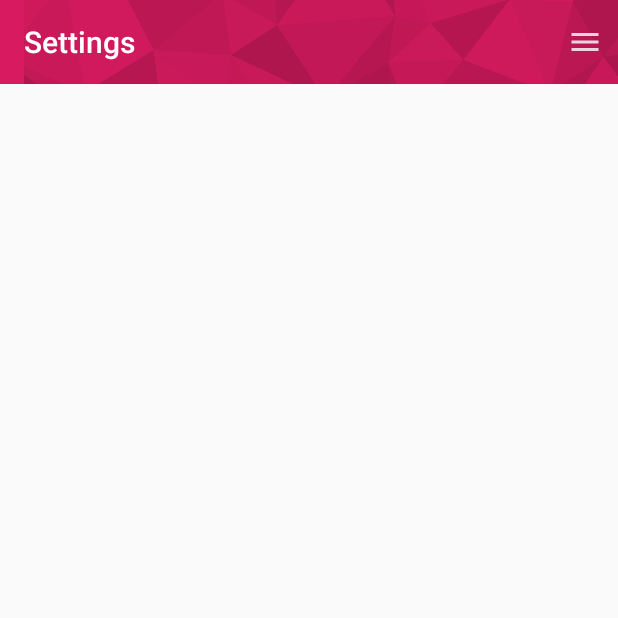
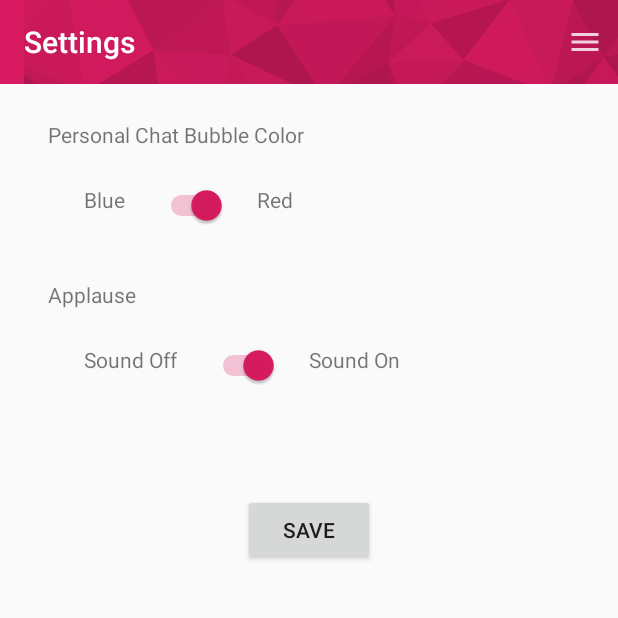
Before and after one commit to kyeoul/Dyscours, an Android app: the SettingsActivity screen opened directly, with no data from a screen before it, on a phone screen of 412 x 824 dp, the top half of it. Run offline under Robolectric (Android 15) with nearby library versions, the phone set to English and light mode, and no system bars; our stand-ins replace Firebase (no records; nobody signed in at launch, a user with empty details on screens opened directly).

Commit message:
Implemented settings, it is functional with two options now.

```diff
--- /dev/null
+++ b/app/src/main/java/com/example/dyscours/Settings.java
@@ -0,0 +1,34 @@
+package com.example.dyscours;
+
+public class Settings {
+    private boolean isColorRed;
+    private boolean isApplauseOn;
+
+    public static final int SOUND_CLAP = 1;
+
+    public Settings(boolean isColorRed, boolean isApplauseOn){
+        this.isColorRed = isColorRed;
+        this.isApplauseOn = isApplauseOn;
+    }
+
+    public Settings(){
+        isColorRed = true;
+        isApplauseOn = true;
+    }
+
+    public boolean isColorRed() {
+        return isColorRed;
+    }
+
+    public void setColorRed(boolean colorRed) {
+        isColorRed = colorRed;
+    }
+
+    public boolean isApplauseOn() {
+        return isApplauseOn;
+    }
+
+    public void setApplauseOn(boolean applauseOn) {
+        isApplauseOn = applauseOn;
+    }
+}
--- a/app/src/main/java/com/example/dyscours/SettingsActivity.java
+++ b/app/src/main/java/com/example/dyscours/SettingsActivity.java
@@ -5,10 +5,15 @@ import androidx.appcompat.widget.Toolbar;
 
 import android.media.MediaPlayer;
 import android.os.Bundle;
+import android.view.View;
+import android.widget.Switch;
 import android.widget.TextView;
+import android.widget.Toast;
 
 public class SettingsActivity extends AppCompatActivity {
-
+    private Settings settings;
+    private Switch colorSwitch;
+    private Switch applauseSwitch;
     @Override
     protected void onCreate(Bundle savedInstanceState) {
         super.onCreate(savedInstanceState);
@@ -20,5 +25,18 @@ public class SettingsActivity extends AppCompatActivity {
         getSupportActionBar().setDisplayShowTitleEnabled(false);
         TextView title = toolbar.findViewById(R.id.titleTextSettings);
         title.setText("Settings");
+        settings = FirebaseHelper.getInstance().getSettings();
+        colorSwitch = findViewById(R.id.colorSwitch);
+        applauseSwitch = findViewById(R.id.applauseSwitch);
+        colorSwitch.setChecked(settings.isColorRed());
+        applauseSwitch.setChecked(settings.isApplauseOn());
+    }
+
+    public void saveSettings(View v){
+        Settings newSettings = new Settings();
+        newSettings.setApplauseOn(applauseSwitch.isChecked());
+        newSettings.setColorRed(colorSwitch.isChecked());
+        FirebaseHelper.getInstance().setSettings(newSettings);
+        Toast.makeText(this, "Settings Saved", Toast.LENGTH_SHORT).show();
     }
 }
--- a/app/src/main/res/layout/activity_settings.xml
+++ b/app/src/main/res/layout/activity_settings.xml
@@ -7,8 +7,8 @@
     tools:context=".SettingsActivity">
 
     <include
-        layout = "@layout/toolbar_settings"
-        android:id="@+id/toolbarSettings" />
+        android:id="@+id/toolbarSettings"
+        layout="@layout/toolbar_settings" />
 
     <TextView
         android:layout_width="wrap_content"
@@ -28,5 +28,97 @@
         android:src="@drawable/ic_menu"
         android:background="@android:color/transparent" />
 
+    <TextView
+        android:id="@+id/textView5"
+        android:layout_width="wrap_content"
+        android:layout_height="wrap_content"
+        android:layout_marginStart="32dp"
+        android:layout_marginTop="24dp"
+        android:text="Personal Chat Bubble Color"
+        app:layout_constraintStart_toStartOf="parent"
+        app:layout_constraintTop_toBottomOf="@+id/toolbarSettings" />
+
+    <Switch
+        android:id="@+id/colorSwitch"
+        android:layout_width="wrap_content"
+        android:layout_height="wrap_content"
+        android:layout_marginStart="20dp"
+        app:layout_constraintBottom_toBottomOf="@+id/textView6"
+        app:layout_constraintStart_toEndOf="@+id/textView6"
+        app:layout_constraintTop_toTopOf="@+id/textView6"
+        app:layout_constraintVertical_bias="0.0" />
+
+    <TextView
+        android:id="@+id/textView6"
+        android:layout_width="wrap_content"
+        android:layout_height="wrap_content"
+        android:layout_marginStart="24dp"
+        android:layout_marginTop="24dp"
+        android:text="Blue"
+        app:layout_constraintStart_toStartOf="@+id/textView5"
+        app:layout_constraintTop_toBottomOf="@+id/textView5" />
+
+    <TextView
+        android:id="@+id/textView8"
+        android:layout_width="wrap_content"
+        android:layout_height="wrap_content"
+        android:layout_marginStart="20dp"
+        android:text="Red"
+        app:layout_constraintBottom_toBottomOf="@+id/textView6"
+        app:layout_constraintStart_toEndOf="@+id/colorSwitch"
+        app:layout_constraintTop_toTopOf="@+id/textView6"
+        app:layout_constraintVertical_bias="0.0" />
+
+    <TextView
+        android:id="@+id/textView9"
+        android:layout_width="wrap_content"
+        android:layout_height="wrap_content"
+        android:layout_marginTop="44dp"
+        android:text="Applause"
+        app:layout_constraintStart_toStartOf="@+id/textView5"
+        app:layout_constraintTop_toBottomOf="@+id/textView6" />
+
+    <TextView
+        android:id="@+id/textView10"
+        android:layout_width="wrap_content"
+        android:layout_height="wrap_content"
+        android:layout_marginStart="24dp"
+        android:layout_marginTop="24dp"
+        android:text="Sound Off"
+        app:layout_constraintStart_toStartOf="@+id/textView9"
+        app:layout_constraintTop_toBottomOf="@+id/textView9" />
+
+    <Switch
+        android:id="@+id/applauseSwitch"
+        android:layout_width="wrap_content"
+        android:layout_height="wrap_content"
+        android:layout_marginStart="20dp"
+        app:layout_constraintBottom_toBottomOf="@+id/textView10"
+        app:layout_constraintStart_toEndOf="@+id/textView10"
+        app:layout_constraintTop_toTopOf="@+id/textView10"
+        app:layout_constraintVertical_bias="0.0" />
+
+    <TextView
+        android:id="@+id/textView11"
+        android:layout_width="wrap_content"
+        android:layout_height="wrap_content"
+        android:layout_marginStart="20dp"
+        android:text="Sound On"
+        app:layout_constraintBottom_toBottomOf="@+id/applauseSwitch"
+        app:layout_constraintStart_toEndOf="@+id/applauseSwitch"
+        app:layout_constraintTop_toTopOf="@+id/applauseSwitch"
+        app:layout_constraintVertical_bias="0.0" />
+
+    <Button
+        android:id="@+id/button"
+        android:layout_width="wrap_content"
+        android:layout_height="wrap_content"
+        android:layout_marginTop="72dp"
+        android:onClick="saveSettings"
+        android:text="Save"
+        app:layout_constraintEnd_toEndOf="parent"
+        app:layout_constraintStart_toStartOf="parent"
+        app:layout_constraintTop_toBottomOf="@+id/applauseSwitch" />
+
 
 </androidx.constraintlayout.widget.ConstraintLayout>
```
Also changed, not shown: app/src/main/java/com/example/dyscours/ChatActivity.java (+6 -3 lines), app/src/main/java/com/example/dyscours/ChatRecyclerAdapter.java (+6 -2 lines), app/src/main/java/com/example/dyscours/FirebaseHelper.java (+50 -0 lines), app/src/main/res/drawable/that_chat_bubble_blue.xml (added, +13 -0 lines), app/src/main/res/drawable/the_chat_bubble_red.xml (added, +13 -0 lines).
